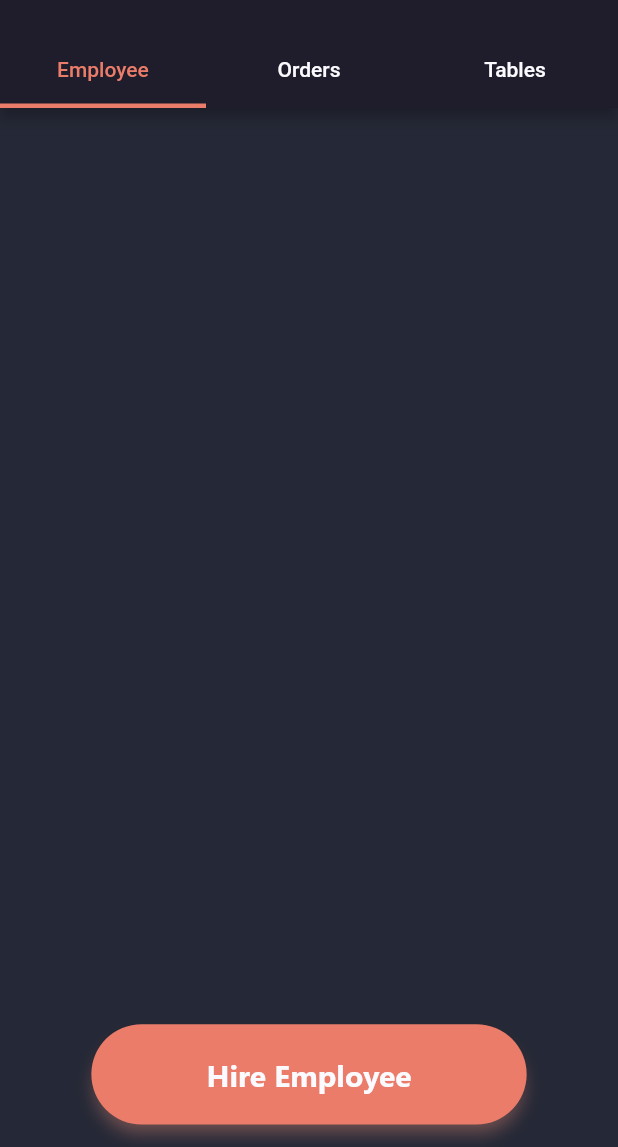
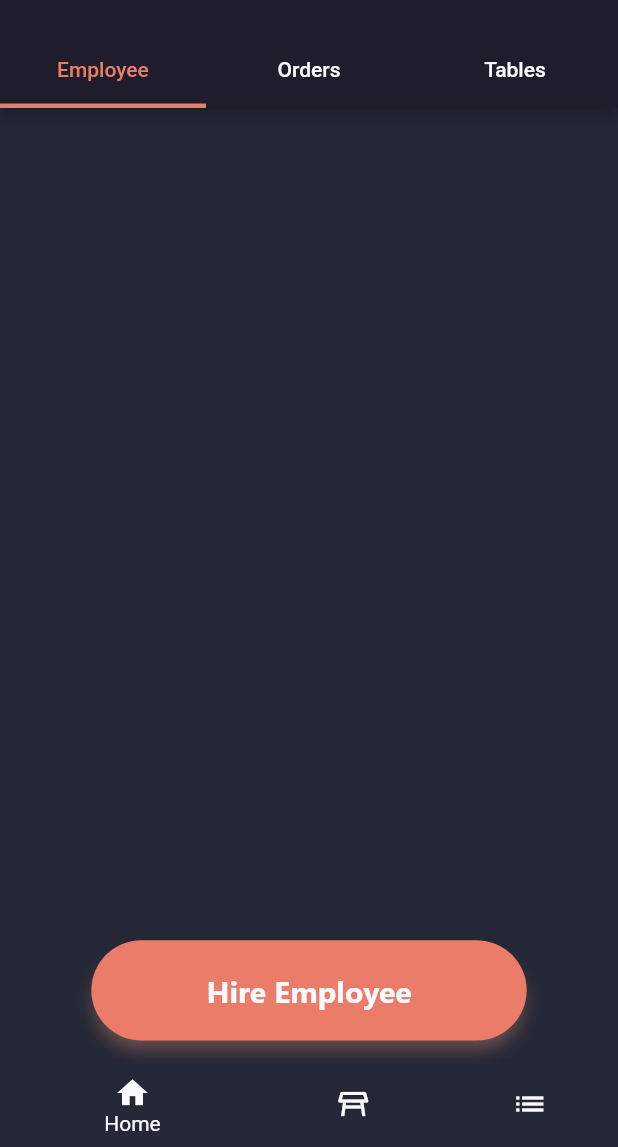
Before and after one commit to adhamremeh/Restaurant_App_Flutter, a Flutter app: the screen it shows after launch, on a phone screen of 412 x 824 dp, the part 89-1236 px from its top. Run offline on Flutter 3.47's test engine with Material 2 defaults, Android fonts, the phone set to English and light mode, and no system bars; our stand-ins replace image_picker; missing offline and left inert: mysql1.

Commit message:
Last push

```diff
--- a/lib/my_app.dart
+++ b/lib/my_app.dart
@@ -14,6 +14,8 @@ import 'package:mat3ami/screens/orders_screen/orders_screen.dart';
 import 'package:provider/provider.dart';
 
 import 'business_logic/models/employee.dart';
+import 'screens/Manger_View/manger_home_screen.dart';
+import 'screens/waiter/waiter_home_screen.dart';
 import 'screens/log_in/log_in_screent.dart';
 
 class MyApp extends StatelessWidget {
@@ -36,7 +38,7 @@ class MyApp extends StatelessWidget {
         ),
         ChangeNotifierProvider(create: (context) => EmployeeViewModel())
       ],
-      child: MaterialApp(home: DeafultViewScreen()),
+      child: MaterialApp(home: MangerViewScreen()),
     );
   }
 }
--- /dev/null
+++ b/lib/screens/Manger_View/manger_home_screen.dart
@@ -0,0 +1,62 @@
+import 'package:flutter/material.dart';
+import 'package:mat3ami/screens/Manger_View/DeafultViewScreen.dart';
+import 'package:mat3ami/screens/Manger_View/Orders_History/Orders_History.dart';
+import 'package:mat3ami/screens/orders_screen/orders_screen.dart';
+import 'package:mat3ami/screens/table/table_screen.dart';
+import 'package:mat3ami/style/style.dart';
+
+class MangerViewScreen extends StatefulWidget {
+  const MangerViewScreen({super.key});
+
+  @override
+  State<MangerViewScreen> createState() => _MangerViewScreenState();
+}
+
+class _MangerViewScreenState extends State<MangerViewScreen> {
+  int _selectedIndex = 0;
+
+  static List<Widget> _widgetOptions = <Widget>[
+    DeafultViewScreen(),
+    TablesScreen(),
+    OrdersScreen()
+  ];
+
+  void _onItemTapped(int index) {
+    setState(() {
+      _selectedIndex = index;
+    });
+  }
+
+  @override
+  Widget build(BuildContext context) {
+    return Scaffold(
+      body: Center(
+        child: _widgetOptions.elementAt(_selectedIndex),
+      ),
+      bottomNavigationBar: BottomNavigationBar(
+        type: BottomNavigationBarType.shifting,
+        unselectedItemColor: CustomStyle.colorPalette.textColor,
+        selectedItemColor: CustomStyle.colorPalette.textColor,
+        items: <BottomNavigationBarItem>[
+          BottomNavigationBarItem(
+            icon: Icon(Icons.home),
+            label: 'Home',
+            backgroundColor: CustomStyle.colorPalette.lightBackgorund,
+          ),
+          BottomNavigationBarItem(
+            icon: Icon(Icons.table_restaurant_outlined),
+            label: 'Tables',
+            backgroundColor: CustomStyle.colorPalette.orange,
+          ),
+          BottomNavigationBarItem(
+            icon: Icon(Icons.list),
+            label: 'Orders',
+            backgroundColor: CustomStyle.colorPalette.green,
+          ),
+        ],
+        currentIndex: _selectedIndex,
+        onTap: _onItemTapped,
+      ),
+    );
+  }
+}
```
Also changed, not shown: lib/screens/orders_screen/orders_screen.dart (+9 -1 lines), lib/screens/waiter/waiter_home_screen.dart (added, +52 -0 lines).
